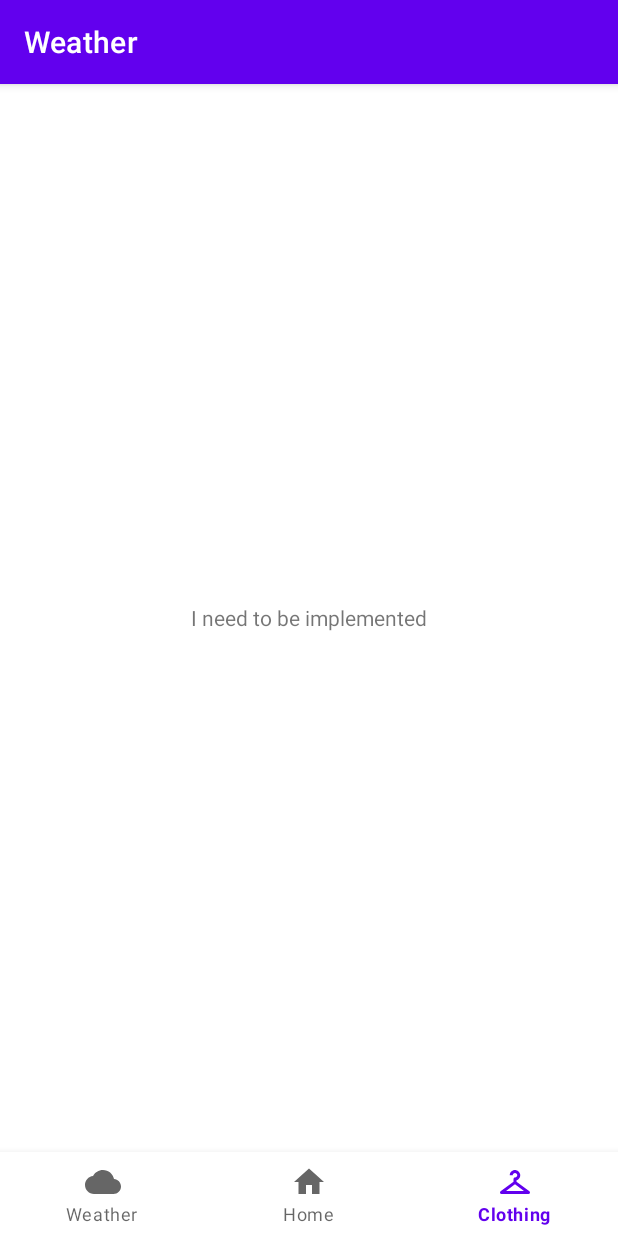
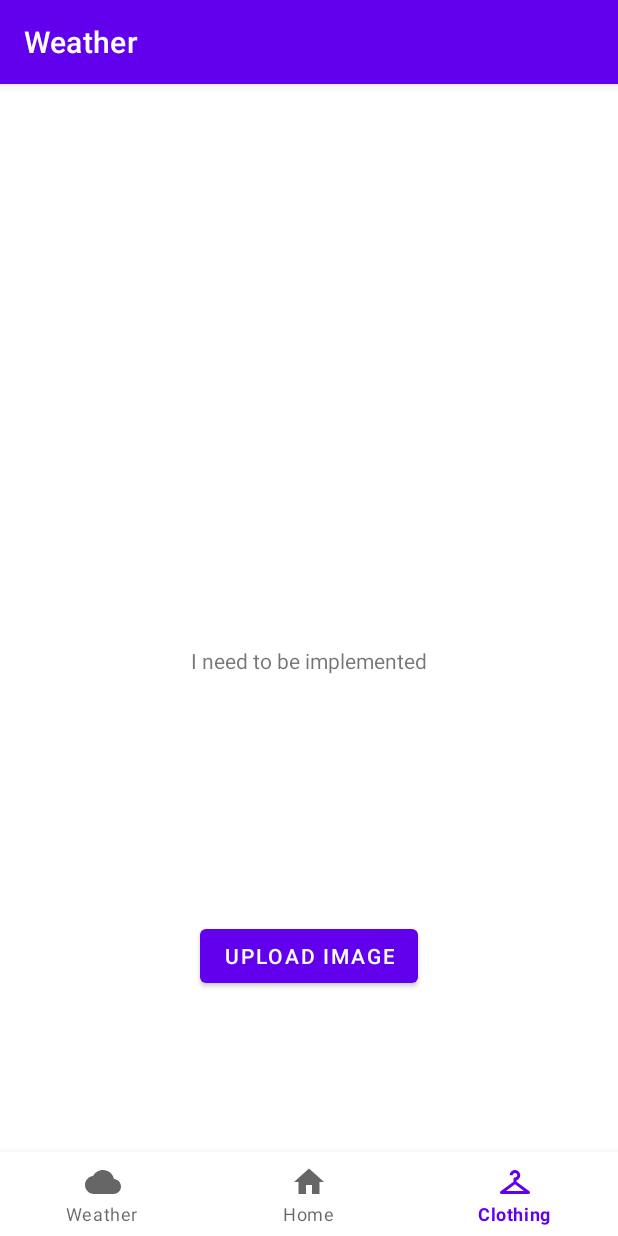
Before and after one commit to ituitis20-doganumu20/internship_project, an Android app: the screen it shows after launch (MainActivity), item 3 of the bottom bar chosen, on a phone screen of 412 x 824 dp. Run offline under Robolectric (Android 15) with nearby library versions, the phone set to English and light mode, and no system bars.

Commit message:
implemented some part of clothing page

```diff
--- a/Weather/app/build.gradle
+++ b/Weather/app/build.gradle
@@ -33,6 +33,7 @@ android {
 
 
 dependencies {
+    implementation 'androidx.viewpager2:viewpager2:1.0.0'
     implementation 'com.google.android.material:material:1.7.0'
     implementation 'com.cedarsoftware:json-io:4.10.1'
     implementation 'com.squareup.retrofit2:retrofit:2.9.0'
--- a/Weather/app/src/main/AndroidManifest.xml
+++ b/Weather/app/src/main/AndroidManifest.xml
@@ -4,6 +4,10 @@
     <uses-permission android:name="android.permission.INTERNET" />
     <uses-permission android:name="android.permission.ACCESS_COARSE_LOCATION" />
     <uses-permission android:name="android.permission.ACCESS_FINE_LOCATION" />
+    <uses-permission android:name="android.permission.CAMERA" />
+    <uses-permission android:name="android.permission.WRITE_EXTERNAL_STORAGE"
+        tools:ignore="ScopedStorage" />
+    <uses-permission android:name="android.permission.READ_EXTERNAL_STORAGE" />
 
        <application
         android:allowBackup="true"
--- a/Weather/app/src/main/java/com/example/weather/ClothFragment.java
+++ b/Weather/app/src/main/java/com/example/weather/ClothFragment.java
@@ -1,14 +1,76 @@
 package com.example.weather;
 
+import android.app.AlertDialog;
+import android.content.ContentValues;
+import android.content.DialogInterface;
 import android.os.Bundle;
 
+import androidx.activity.result.ActivityResultCallback;
+import androidx.activity.result.ActivityResultLauncher;
+import androidx.activity.result.ActivityResultRegistry;
+import androidx.activity.result.contract.ActivityResultContracts;
+import androidx.annotation.NonNull;
+import androidx.annotation.Nullable;
 import androidx.fragment.app.Fragment;
 
+import android.util.Log;
 import android.view.LayoutInflater;
 import android.view.View;
 import android.view.ViewGroup;
+import android.content.Intent;
+import android.graphics.Bitmap;
+import android.net.Uri;
+import android.os.Bundle;
+import android.provider.MediaStore;
+import android.view.LayoutInflater;
+import android.view.View;
+import android.view.ViewGroup;
+import android.widget.Button;
+import android.widget.ImageView;
+import androidx.lifecycle.*;
+
 
 public class ClothFragment extends Fragment {
+
+    class MyLifecycleObserver implements DefaultLifecycleObserver {
+        private final ActivityResultRegistry mRegistry;
+        private ActivityResultLauncher<String> mGetContent;
+
+        MyLifecycleObserver(@NonNull ActivityResultRegistry registry) {
+            mRegistry = registry;
+        }
+
+        public void onCreate(@NonNull LifecycleOwner owner) {
+            // ...
+            String umut="umut";
+            mGetContent = mRegistry.register(umut, owner, new ActivityResultContracts.GetContent(),
+                    new ActivityResultCallback<Uri>() {
+                        @Override
+                        public void onActivityResult(Uri uri) {
+                            // Handle the returned Uri
+                            Log.i("image", "image arrived");
+                            //there will be returned image
+                        }
+                    });
+        }
+
+        public void selectImage() {
+            // Open the activity to select an image
+            mGetContent.launch("image/*");
+        }
+    }
+    private MyLifecycleObserver mObserver;
+
+
+
+    @Override
+    public void onCreate(@Nullable Bundle savedInstanceState) {
+        super.onCreate(savedInstanceState);
+
+        mObserver = new MyLifecycleObserver(requireActivity().getActivityResultRegistry());
+        getLifecycle().addObserver(mObserver);
+    }
+
 
     View view;
     @Override
@@ -16,6 +78,35 @@ public class ClothFragment extends Fragment {
                              Bundle savedInstanceState) {
         // Inflate the layout for this fragment
         view = inflater.inflate(R.layout.fragment_cloth, container, false);
+        Button button = view.findViewById(R.id.upload_image_button);
+        button.setOnClickListener(new View.OnClickListener() {
+            @Override
+            public void onClick(View view) {
+                showImageSelectionDialog();
+            }
+        });
+
         return view;
     }
+    private void showImageSelectionDialog() {
+        AlertDialog.Builder builder = new AlertDialog.Builder(getActivity());
+        builder.setTitle("Select Image");
+        builder.setItems(new CharSequence[]{"From Gallery", "Take Photo"},
+                new DialogInterface.OnClickListener() {
+                    public void onClick(DialogInterface dialog, int which) {
+                        switch (which) {
+                            case 0:
+                                mObserver.selectImage();
+                                break;
+                            case 1:
+                                //openCamera();
+                                break;
+                        }
+                    }
+                });
+        builder.create().show();
+    }
+
+
+
 }
--- a/Weather/app/src/main/java/com/example/weather/MainActivity.java
+++ b/Weather/app/src/main/java/com/example/weather/MainActivity.java
@@ -35,6 +35,7 @@ import android.location.Criteria;
 
 import android.widget.Button;
 import android.widget.TextView;
+
 import android.widget.Toast;
 
 
@@ -47,36 +48,24 @@ import retrofit2.Call;
 import retrofit2.Callback;
 import retrofit2.Response;
 
+import androidx.viewpager.widget.ViewPager;
 
+
+import androidx.fragment.app.Fragment;
+import androidx.fragment.app.FragmentManager;
+import androidx.fragment.app.FragmentPagerAdapter;
+import androidx.viewpager2.adapter.FragmentStateAdapter;
+import androidx.viewpager2.widget.ViewPager2;
 
 
 public class MainActivity extends AppCompatActivity {
 
     private BottomNavigationView bottomnav;
 
+    private ViewPager2 viewPager;
 
     public static final int REQUEST_LOCATION = 1;
 
-
-    private void replaceFragment(Fragment fragment, String tag) {
-        FragmentManager fragmentManager = getSupportFragmentManager();
-        FragmentTransaction fragmentTransaction = fragmentManager.beginTransaction();
-
-        Fragment existingFragment = fragmentManager.findFragmentByTag(tag);
-        if (existingFragment != null) {
-            fragmentTransaction.show(existingFragment);
-        } else {
-            fragmentTransaction.add(R.id.frame_layout, fragment, tag);
-        }
-
-        List<Fragment> fragments = fragmentManager.getFragments();
-        for (Fragment f : fragments) {
-            if (!f.equals(existingFragment)) {
-                fragmentTransaction.hide(f);
-            }
-        }
-        fragmentTransaction.commit();
-    }
 
     @SuppressLint("MissingInflatedId")
     @Override
@@ -85,31 +74,81 @@ public class MainActivity extends AppCompatActivity {
 
         setContentView(R.layout.activity_main);
         bottomnav = findViewById(R.id.bottomNavigationView);
-        bottomnav.setSelectedItemId(R.id.home);
+        //bottomnav.setSelectedItemId(R.id.home);
         //bottomnav.inflateMenu(R.menu.bottomnav_menu);
         //Log.i("TAG", String.valueOf(bottomnav.getMaxItemCount()));// handle failure
-        replaceFragment(new HomeFragment(),"home");
+        //(new HomeFragment(),"home");
+        viewPager = findViewById(R.id.view_pager);
 
-        bottomnav.setOnItemSelectedListener(new NavigationBarView.OnItemSelectedListener() {
+        viewPager.setAdapter(new FragmentStateAdapter(this) {
+            @NonNull
             @Override
-            public boolean onNavigationItemSelected(@NonNull MenuItem item) {
-                switch (item.getItemId()) {
-                    case R.id.home:
-                        // Handle home item selected
-                        replaceFragment(new HomeFragment(),"home");
+            public Fragment createFragment(int position) {
+                Fragment fragment = null;
+                switch (position) {
+                    case 1:
+                        fragment = getSupportFragmentManager().findFragmentByTag("home");
+                        if (fragment == null) {
+                            fragment = new HomeFragment();
+                        }
                         break;
-                    case R.id.weather:
-                        // Handle get weather item selected
-                        replaceFragment(new WeatherFragment(), "weather");
+                    case 0:
+                        fragment = getSupportFragmentManager().findFragmentByTag("weather");
+                        if (fragment == null) {
+                            fragment = new WeatherFragment();
+                        }
                         break;
-                    case R.id.clothing:
-                        // Handle get recommendation item selected
-                        replaceFragment(new ClothFragment(),"clothing");
+                    case 2:
+                        fragment = getSupportFragmentManager().findFragmentByTag("clothing");
+                        if (fragment == null) {
+                            fragment = new ClothFragment();
+                        }
                         break;
+                }
+                return fragment;
+            }
 
+
+            @Override
+            public int getItemCount() {
+                return 3;
             }
-                return true;
-        }});
+        });
+        viewPager.setCurrentItem(1);
+        bottomnav.setSelectedItemId(R.id.home);
+
+        viewPager.registerOnPageChangeCallback(new ViewPager2.OnPageChangeCallback() {
+            @Override
+            public void onPageSelected(int position) {
+                switch (position) {
+                    case 0:
+                        bottomnav.setSelectedItemId(R.id.weather);
+                        break;
+                    case 1:
+                        bottomnav.setSelectedItemId(R.id.home);
+                        break;
+                    case 2:
+                        bottomnav.setSelectedItemId(R.id.clothing);
+                        break;
+                }
+            }
+        });
+
+        bottomnav.setOnItemSelectedListener( item -> {
+            switch (item.getItemId()) {
+                case R.id.home:
+                    viewPager.setCurrentItem(1);
+                    break;
+                case R.id.weather:
+                    viewPager.setCurrentItem(0);
+                    break;
+                case R.id.clothing:
+                    viewPager.setCurrentItem(2);
+                    break;
+            }
+            return true;
+        });
+
         if (ActivityCompat.checkSelfPermission(this, android.Manifest.permission.ACCESS_FINE_LOCATION) != PackageManager.PERMISSION_GRANTED)
             ActivityCompat.requestPermissions(this, new String[]{Manifest.permission.ACCESS_FINE_LOCATION}, REQUEST_LOCATION);
     }
--- a/Weather/app/src/main/res/layout/activity_main.xml
+++ b/Weather/app/src/main/res/layout/activity_main.xml
@@ -6,17 +6,27 @@
     android:layout_height="match_parent"
     tools:context=".MainActivity">
 
+    <FrameLayout
+    android:id="@+id/frame_layout"
+    android:layout_width="0dp"
+    android:layout_height="0dp"
+    app:layout_constraintBottom_toTopOf="@+id/bottomNavigationView"
+    app:layout_constraintEnd_toEndOf="parent"
+    app:layout_constraintStart_toStartOf="parent"
+    app:layout_constraintTop_toTopOf="parent">
 
-    <FrameLayout
-        android:id="@+id/frame_layout"
-        android:layout_width="0dp"
-        android:layout_height="0dp"
+    </FrameLayout>
+
+    <androidx.viewpager2.widget.ViewPager2
+        android:id="@+id/view_pager"
+        android:layout_width="match_parent"
+        android:layout_height="match_parent"
+        android:contentDescription="Swapping Pages"
         app:layout_constraintBottom_toTopOf="@+id/bottomNavigationView"
         app:layout_constraintEnd_toEndOf="parent"
         app:layout_constraintStart_toStartOf="parent"
-        app:layout_constraintTop_toTopOf="parent">
+        app:layout_constraintTop_toTopOf="parent" />
 
-    </FrameLayout>
 
     <com.google.android.material.bottomnavigation.BottomNavigationView
         android:id="@+id/bottomNavigationView"
--- a/Weather/app/src/main/res/layout/fragment_cloth.xml
+++ b/Weather/app/src/main/res/layout/fragment_cloth.xml
@@ -1,15 +1,32 @@
 <?xml version="1.0" encoding="utf-8"?>
-<FrameLayout xmlns:android="http://schemas.android.com/apk/res/android"
+<androidx.constraintlayout.widget.ConstraintLayout xmlns:android="http://schemas.android.com/apk/res/android"
+    xmlns:app="http://schemas.android.com/apk/res-auto"
     xmlns:tools="http://schemas.android.com/tools"
     android:layout_width="match_parent"
     android:layout_height="match_parent"
     tools:context=".ClothFragment">
 
     <!-- TODO: Update blank fragment layout -->
-    <TextView
+
+    <Button
+        android:id="@+id/upload_image_button"
         android:layout_width="wrap_content"
         android:layout_height="wrap_content"
+        android:text="Upload Image"
+        app:layout_constraintBottom_toBottomOf="parent"
+        app:layout_constraintEnd_toEndOf="parent"
+        app:layout_constraintStart_toStartOf="parent"
+        app:layout_constraintTop_toBottomOf="@+id/textView2" />
+
+    <TextView
+        android:id="@+id/textView2"
+        android:layout_width="wrap_content"
+        android:layout_height="wrap_content"
+        android:layout_gravity="center"
         android:text="I need to be implemented"
-        android:layout_gravity="center"/>
+        app:layout_constraintBottom_toBottomOf="parent"
+        app:layout_constraintEnd_toEndOf="parent"
+        app:layout_constraintStart_toStartOf="parent"
+        app:layout_constraintTop_toTopOf="parent" />
 
-</FrameLayout>
+</androidx.constraintlayout.widget.ConstraintLayout>
```
